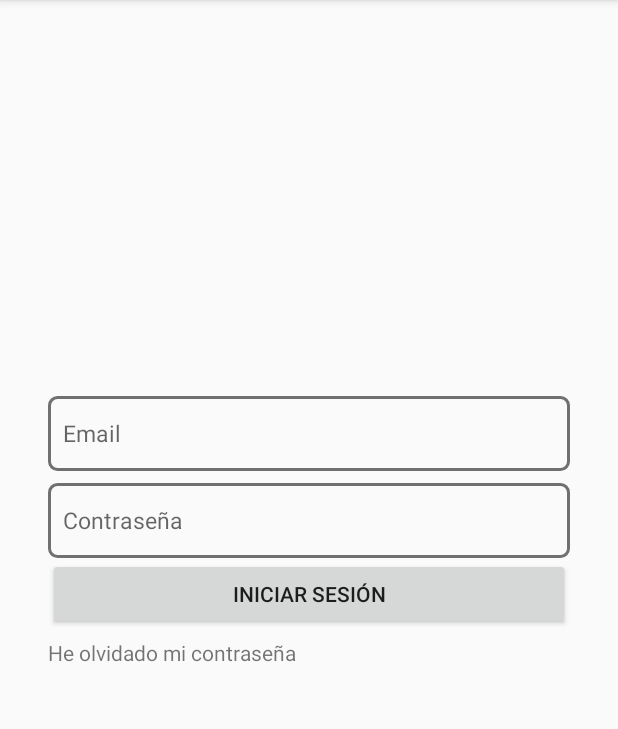
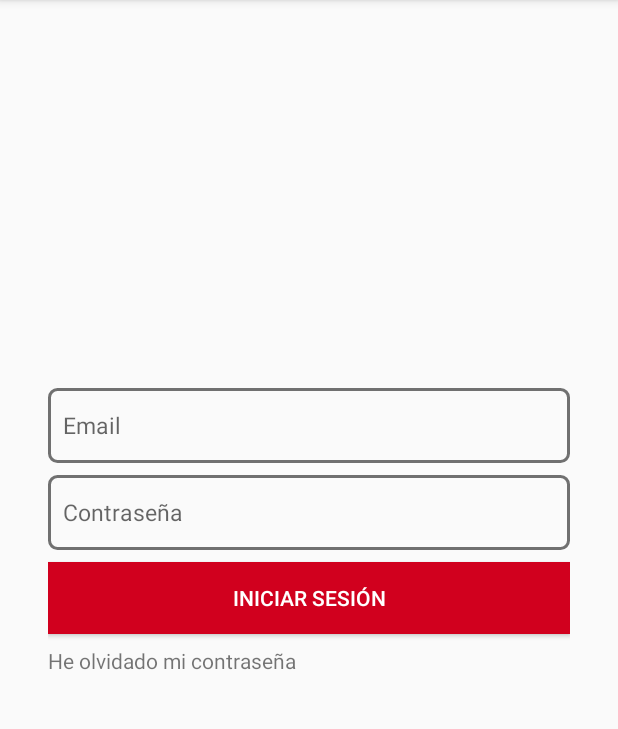
Before and after one commit to david1606/Kudzu, an Android app: the screen it shows after launch (LoginActivity), on a phone screen of 412 x 824 dp, the part 84-813 px from its top. Run offline under Robolectric (Android 15) with nearby library versions, the phone set to English and light mode, and no system bars.

Commit message:
1/3/2020 10:36p

```diff
--- a/app/src/main/res/layout/activity_login.xml
+++ b/app/src/main/res/layout/activity_login.xml
@@ -50,7 +50,10 @@
             android:id="@+id/button_submit_login"
             android:layout_width="match_parent"
             android:layout_height="wrap_content"
+            android:layout_marginTop="8dp"
+            android:background="@color/colorPrimary"
             android:text="@string/login_button"
+            android:textColor="@color/colorWhite"
             app:layout_constraintTop_toBottomOf="@+id/edit_text_password_login"
             tools:layout_editor_absoluteX="32dp" />
 
@@ -58,7 +61,7 @@
             android:id="@+id/textview_forgot_password"
             android:layout_width="wrap_content"
             android:layout_height="wrap_content"
-            android:paddingTop="5dp"
+            android:layout_marginTop="8dp"
             android:text="@string/forgot_password"
             app:layout_constraintStart_toStartOf="parent"
             app:layout_constraintTop_toBottomOf="@+id/button_submit_login" />
```
